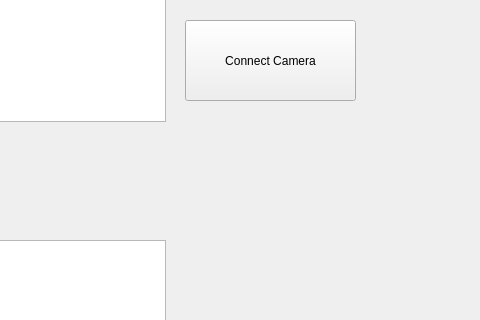
The window that prototip1/main_window.ui (selmanterzioglu/kiz-bocegi-tika) describes before a commit, drawn with Qt 5; both pictures show x 675 to 1155 and y 209 to 529 of the 1155 by 860 pixel window.
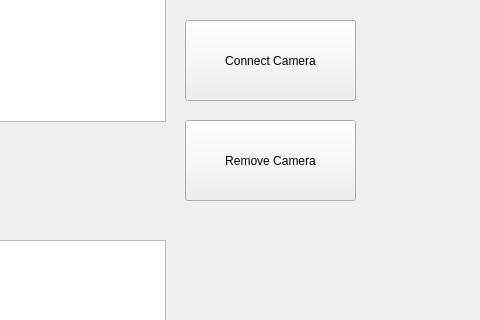
The same window after the commit.

Commit message: added camera_remove button

What changed in the file:
```diff
--- a/prototip1/main_window.ui
+++ b/prototip1/main_window.ui
@@ -202,6 +202,19 @@
      </item>
     </layout>
    </widget>
+   <widget class="QPushButton" name="remove_camera_button">
+    <property name="geometry">
+     <rect>
+      <x>860</x>
+      <y>310</y>
+      <width>171</width>
+      <height>81</height>
+     </rect>
+    </property>
+    <property name="text">
+     <string>Remove Camera</string>
+    </property>
+   </widget>
   </widget>
   <widget class="QMenuBar" name="menubar">
    <property name="geometry">
```
Left out of the diff: 2 changed lines with no effect on the pictures.
